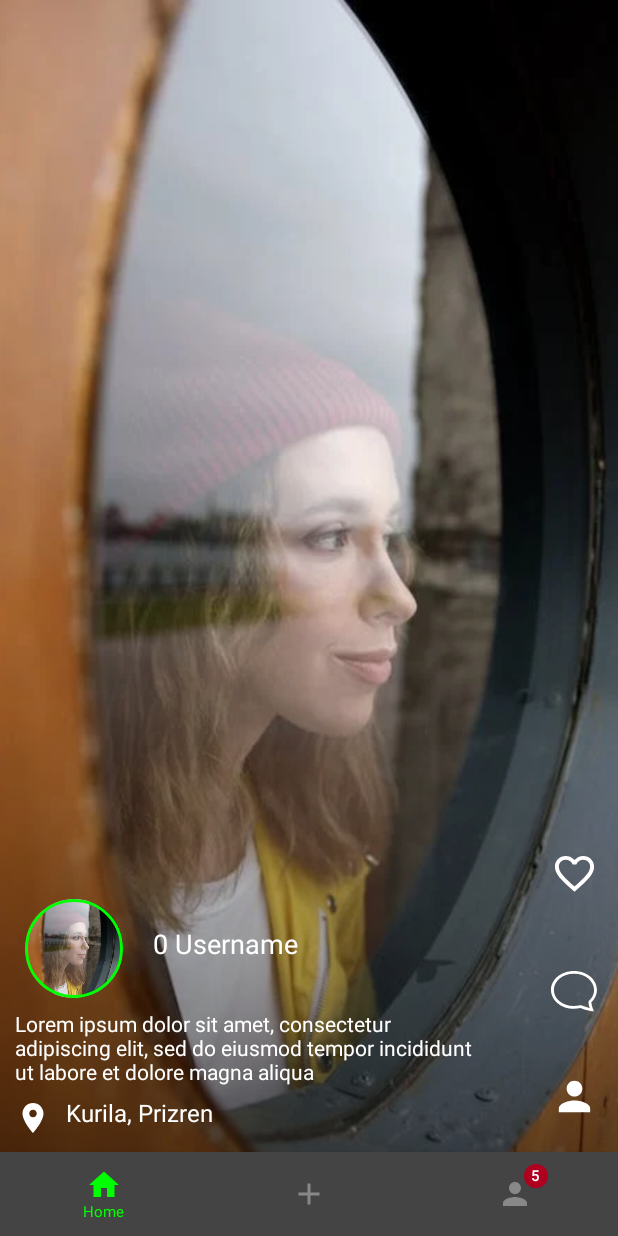
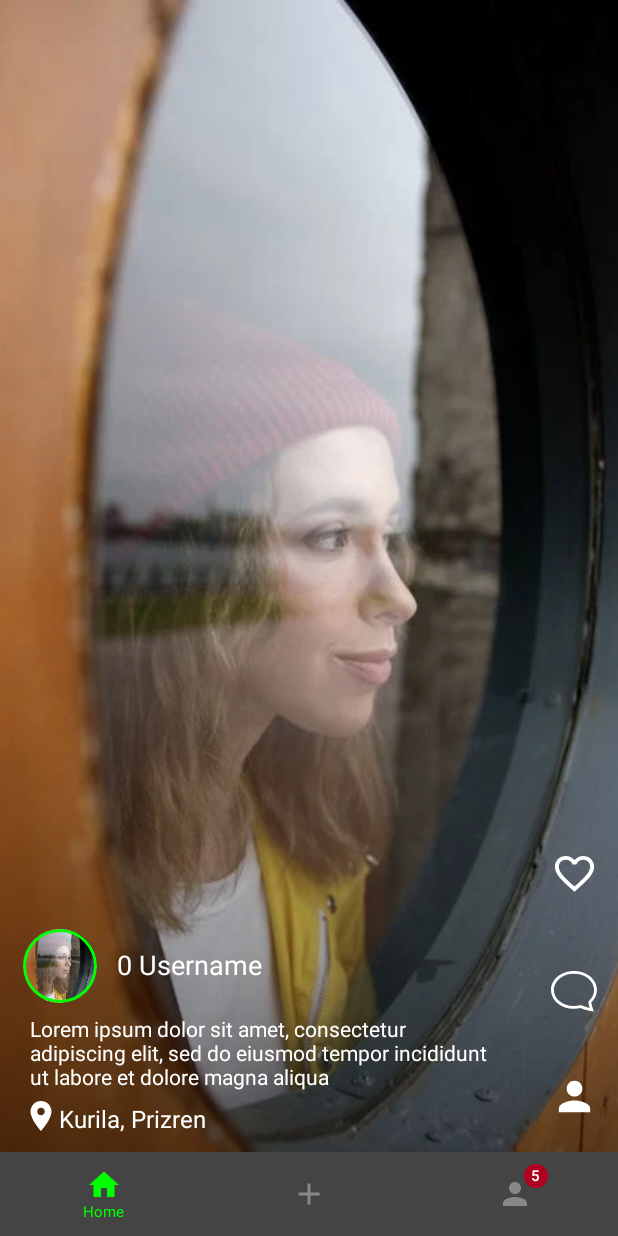
Before and after one commit to FatiGurqiti/Fedra, an Android app built with Jetpack Compose: the screen it shows after launch (MainActivity), on a phone screen of 412 x 824 dp. Run offline under Robolectric (Android 15) with nearby library versions, the phone set to English and light mode, and no system bars.

Commit message:
Margin fixes

```diff
--- a/app/src/main/AndroidManifest.xml
+++ b/app/src/main/AndroidManifest.xml
@@ -15,7 +15,9 @@
             android:name=".MainActivity"
             android:exported="true"
             android:label="@string/app_name"
-            android:theme="@style/Theme.Fedra">
+            android:screenOrientation="portrait"
+            android:theme="@style/Theme.Fedra"
+            tools:ignore="LockedOrientationActivity">
             <intent-filter>
                 <action android:name="android.intent.action.MAIN" />
 
--- a/app/src/main/java/com/fdev/fedra/ui/screens/HomeScreen.kt
+++ b/app/src/main/java/com/fdev/fedra/ui/screens/HomeScreen.kt
@@ -60,25 +60,26 @@ fun HomeScreen() {
                     verticalArrangement = Arrangement.Bottom,
                     horizontalAlignment = Alignment.Start
                 ) {
-                    Row(modifier = Modifier.fillMaxWidth()) {
-
-                        Spacer(modifier = Modifier.fillMaxSize(0.05f))
-
+                    Row(modifier = Modifier
+                        .fillMaxWidth()
+                        .padding(PaddingValues(15.dp, 5.dp, 0.dp, 0.dp)),
+                    verticalAlignment = Alignment.CenterVertically) {
                         Image(
                             painter = painterResource(id = dummyPhotos[index]),
                             contentDescription = null,
                             contentScale = ContentScale.Crop,
                             modifier = Modifier
-                                .fillMaxWidth(0.21f)
-                                .fillMaxHeight(0.08f)
+                                .fillMaxWidth(0.158f)
+                                .fillMaxHeight(0.06f)
                                 .clip(CircleShape)
                                 .border(2.dp, Color.Green, CircleShape)
                         )
 
+                        Spacer(modifier = Modifier.fillMaxWidth(0.05f))
+
                         Text(
                             text = "$index Username",
                             color = Color.White,
-                            modifier = Modifier.padding(PaddingValues(20.dp, 20.dp, 0.dp, 0.dp)),
                             fontSize = 18.sp
                         )
 
@@ -86,16 +87,20 @@ fun HomeScreen() {
                     Text(
                         text = "Lorem ipsum dolor sit amet, consectetur adipiscing elit, sed do eiusmod tempor incididunt ut labore et dolore magna aliqua",
                         color = Color.White,
-                        modifier = Modifier.padding(10.dp),
+                        modifier = Modifier.padding(PaddingValues(20.dp, 10.dp, 0.dp, 0.dp)),
                         fontSize = 14.sp
                     )
 
-                    Row(modifier = Modifier.fillMaxWidth()) {
+                    Row(
+                        modifier = Modifier
+                            .fillMaxWidth()
+                            .padding(PaddingValues(15.dp, 5.dp, 5.dp, 0.dp)),
+                        verticalAlignment = Alignment.Bottom
+                    ) {
                         Icon(
                             imageVector = Icons.Filled.LocationOn,
                             tint = Color.White,
-                            contentDescription = null,
-                            modifier = Modifier.padding(PaddingValues(10.dp, 0.dp, 10.dp, 0.dp)),
+                            contentDescription = null
                         )
 
                         Text(
@@ -136,7 +141,7 @@ fun HomeScreen() {
                     }
 
                     IconButton(onClick = {
-                        Toast.makeText(context,"You opened comments",Toast.LENGTH_SHORT).show()
+                        Toast.makeText(context, "You opened comments", Toast.LENGTH_SHORT).show()
                     }) {
                         Image(
                             painter = painterResource(id = R.drawable.comment),
@@ -147,9 +152,11 @@ fun HomeScreen() {
                         )
                     }
 
-                    IconButton(onClick = {
-                        Toast.makeText(context,"99 peple has seen this",Toast.LENGTH_SHORT).show()
-                    },
+                    IconButton(
+                        onClick = {
+                            Toast.makeText(context, "99 peple has seen this", Toast.LENGTH_SHORT)
+                                .show()
+                        },
                     ) {
                         Icon(
                             imageVector = Icons.Filled.Person,
```
